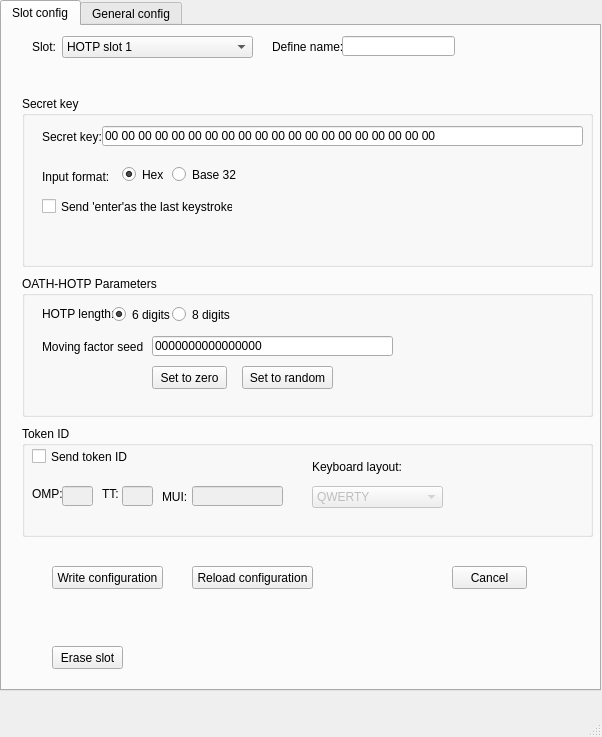
The window that PC software/CryptoStickGUI/mainwindow.ui (Nitrokey/nitrokey-pro-firmware) describes before a commit, drawn with Qt 5.
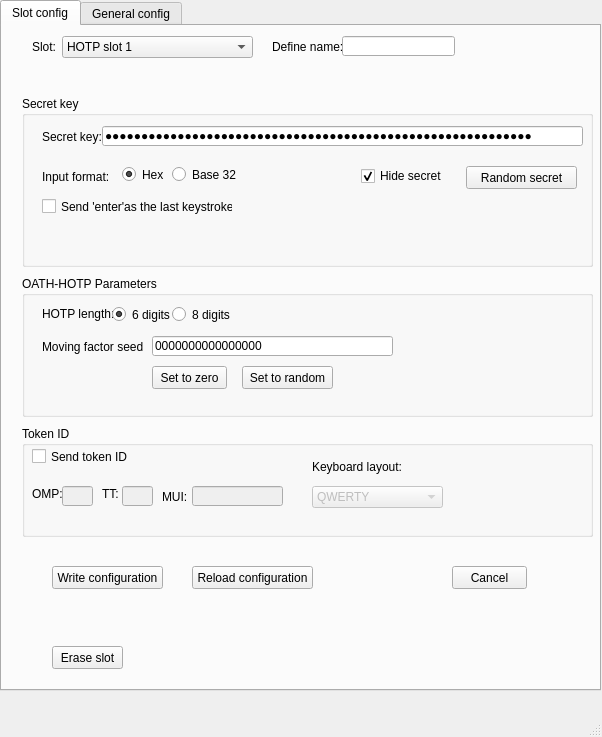
The same window after the commit.

Commit message: Authentication based on card password added.

```diff
--- a/PC software/CryptoStickGUI/mainwindow.ui
+++ b/PC software/CryptoStickGUI/mainwindow.ui
@@ -105,6 +105,9 @@
        <property name="maxLength">
         <number>59</number>
        </property>
+       <property name="echoMode">
+        <enum>QLineEdit::PasswordEchoOnEdit</enum>
+       </property>
       </widget>
       <widget class="QLabel" name="label_3">
        <property name="geometry">
@@ -145,6 +148,35 @@
         <string>Send 'enter'as the last keystroke</string>
        </property>
       </widget>
+      <widget class="QPushButton" name="randomSecretButton">
+       <property name="geometry">
+        <rect>
+         <x>444</x>
+         <y>70</y>
+         <width>111</width>
+         <height>23</height>
+        </rect>
+       </property>
+       <property name="text">
+        <string>Random secret</string>
+       </property>
+      </widget>
+      <widget class="QCheckBox" name="checkBox">
+       <property name="geometry">
+        <rect>
+         <x>339</x>
+         <y>70</y>
+         <width>91</width>
+         <height>20</height>
+        </rect>
+       </property>
+       <property name="text">
+        <string>Hide secret</string>
+       </property>
+       <property name="checked">
+        <bool>true</bool>
+       </property>
+      </widget>
      </widget>
      <widget class="QPushButton" name="cancelButton">
       <property name="geometry">
```
The commit also changes 11 other files.
